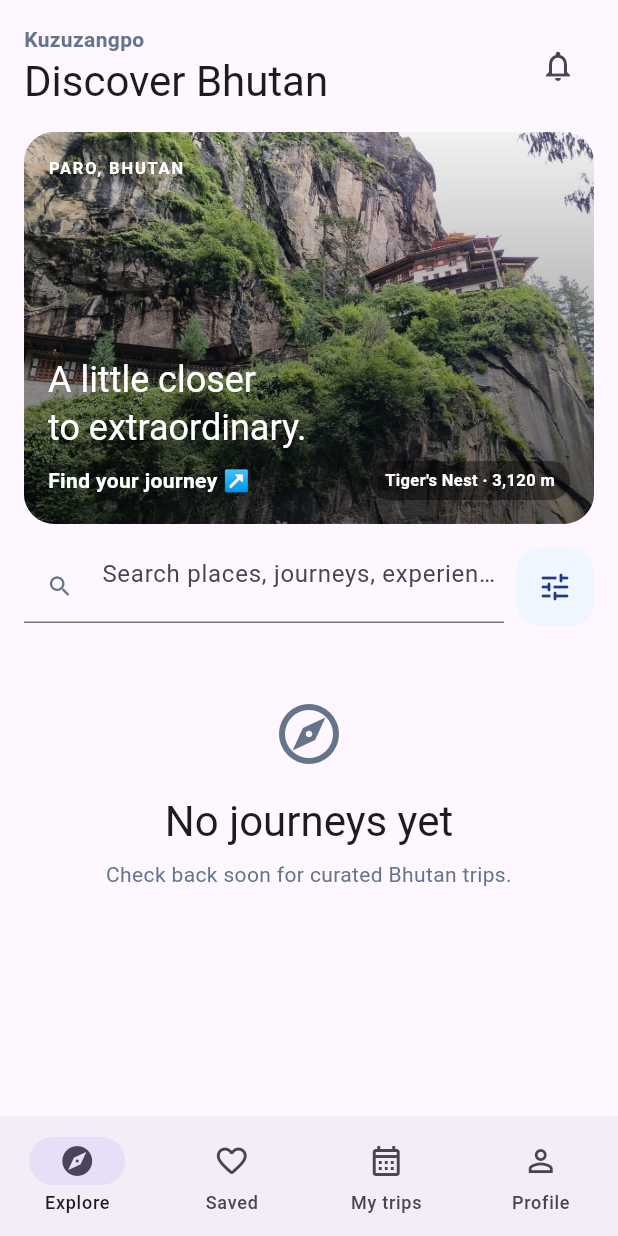
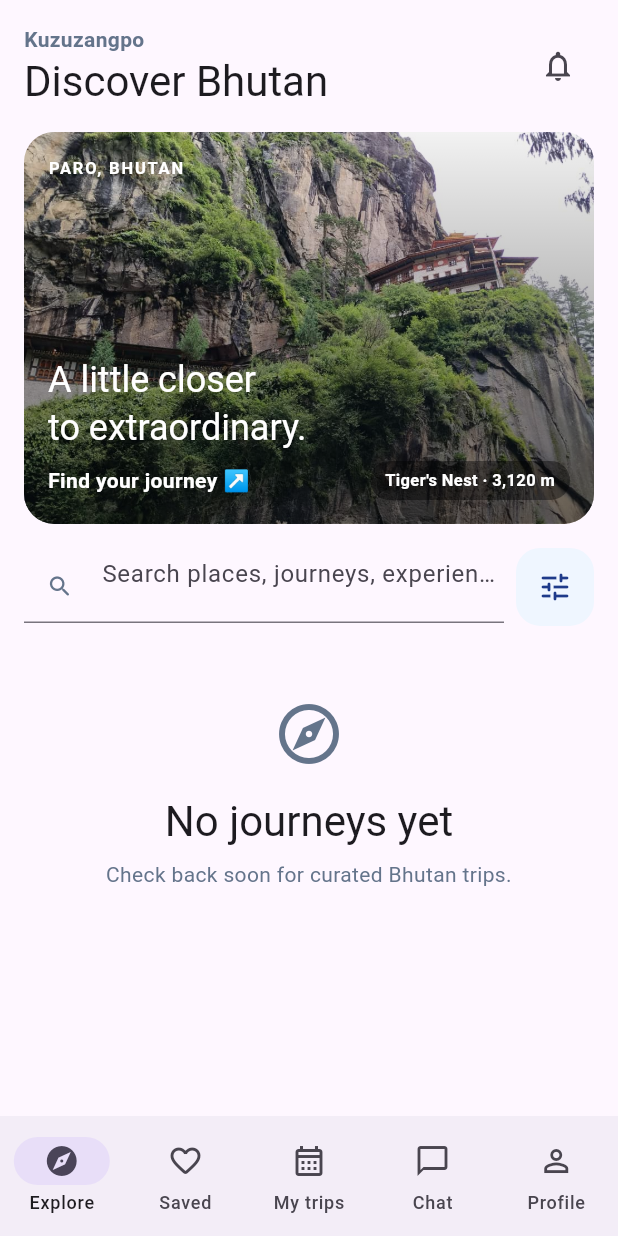
Before and after one commit to cjzang03-dev/Chojay, a Flutter app: the HomeShell screen opened directly, on a phone screen of 412 x 824 dp. Run offline on Flutter 3.47's test engine with Material 3 defaults, Android fonts, the phone set to English and light mode, and no system bars; our stand-ins replace flutter_riverpod, go_router, google_fonts, image_picker, shared_preferences, supabase_flutter; missing offline and left inert: flutter_web_auth_2; accounts and stored records are empty.

Commit message:
Restore Chat as its own bottom-nav tab
Dropped it as a tab in the redesign pass on the assumption every
conversation starts from a booking, but that made it unreachable as
a standalone inbox — restored per explicit feedback that there was
no page where a tourist and an operator/guide could just chat.

Co-Authored-By: Claude Sonnet 5 <noreply@anthropic.com>
Claude-Session: https://claude.ai/code/session_01HKQcXFZB6rrkB9MAX5xjWc

```diff
--- a/lib/features/home/presentation/home_shell.dart
+++ b/lib/features/home/presentation/home_shell.dart
@@ -1,14 +1,16 @@
 import 'package:flutter/material.dart';
 
 import '../../bookings/presentation/bookings_screen.dart';
+import '../../chat/presentation/chat_list_screen.dart';
 import '../../favorites/presentation/favorites_screen.dart';
 import '../../itineraries/presentation/itineraries_screen.dart';
 import '../../profile/presentation/profile_screen.dart';
 
-/// The signed-in tourist's main shell: Explore, Saved, My trips, Profile —
-/// matching the product's four core destinations. Chat isn't its own tab;
-/// it's reached from a specific booking (My trips), since every
-/// conversation here is tied to a booking request, not a standalone inbox.
+/// The signed-in tourist's main shell: Explore, Saved, My trips, Chat,
+/// Profile. Chat was dropped as its own tab in an earlier pass (the
+/// assumption being every conversation here starts from a booking) but
+/// that made it undiscoverable as a standalone inbox — restored as a tab
+/// per explicit feedback.
 class HomeShell extends StatefulWidget {
   const HomeShell({super.key});
 
@@ -23,6 +25,7 @@ class _HomeShellState extends State<HomeShell> {
     ItinerariesScreen(),
     FavoritesScreen(),
     BookingsScreen(),
+    ChatListScreen(),
     ProfileScreen(),
   ];
 
@@ -50,6 +53,11 @@ class _HomeShellState extends State<HomeShell> {
             label: 'My trips',
           ),
           NavigationDestination(
+            icon: Icon(Icons.chat_bubble_outline),
+            selectedIcon: Icon(Icons.chat_bubble),
+            label: 'Chat',
+          ),
+          NavigationDestination(
             icon: Icon(Icons.person_outline),
             selectedIcon: Icon(Icons.person),
             label: 'Profile',
```
